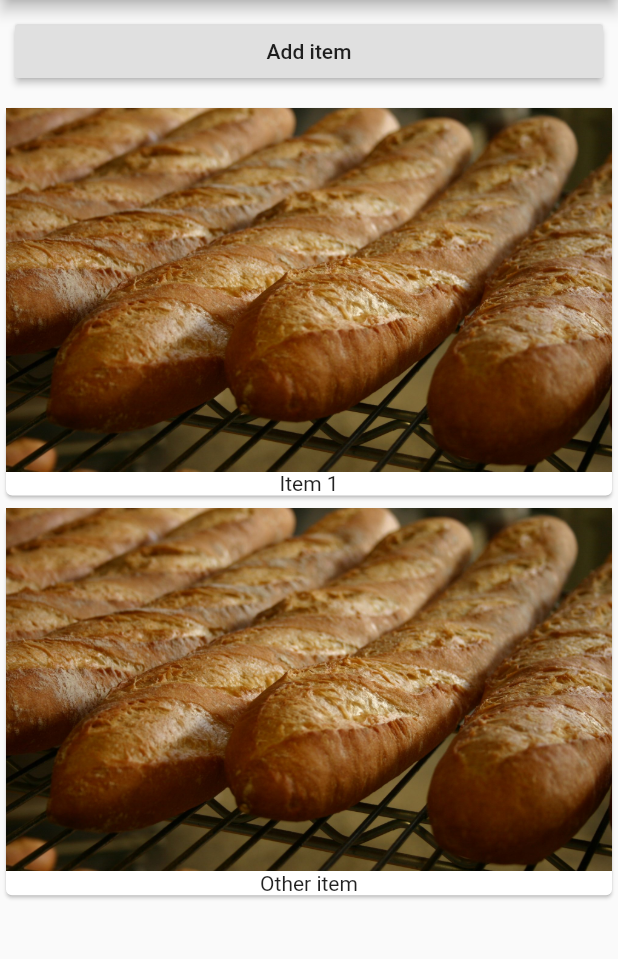
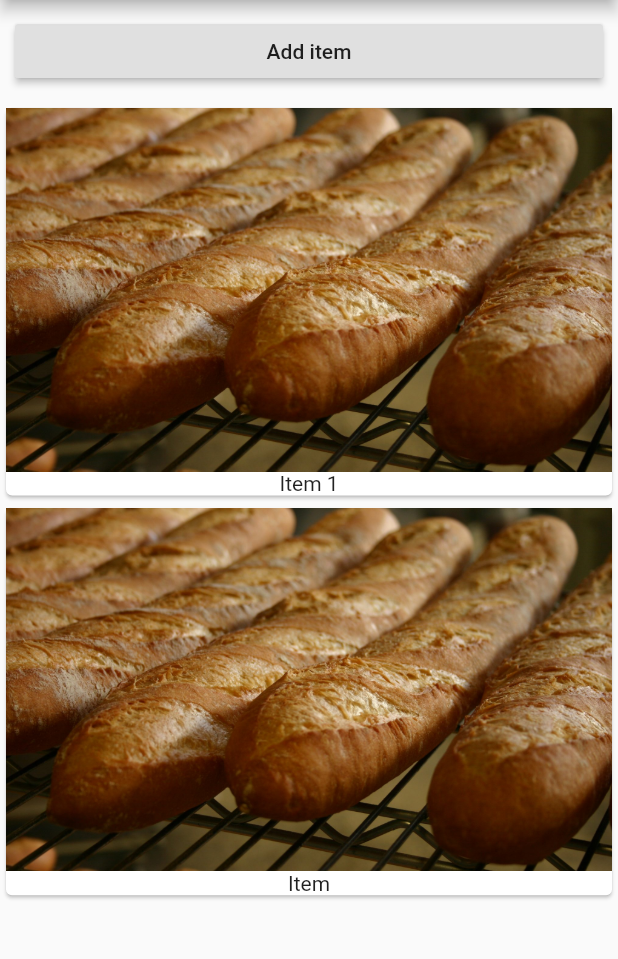
Before and after one commit to ArthurChrm/flutter_experiment, a Flutter app: the screen it shows after launch, after a tap on "Add item", on a phone screen of 412 x 824 dp, the part 84-1043 px from its top. Run offline on Flutter 3.47's test engine with Material 2 defaults, Android fonts, the phone set to English and light mode, and no system bars.

Commit message:
The button is now is another file and calls a method from items_manager

```diff
--- /dev/null
+++ b/lib/item_control.dart
@@ -0,0 +1,17 @@
+import 'package:flutter/material.dart';
+
+class ItemControl extends StatelessWidget {
+  final Function addItem;
+
+  ItemControl(this.addItem);
+
+  @override
+  Widget build(BuildContext context) {
+    return RaisedButton(
+      child: Text("Add item"),
+      onPressed: () {
+        addItem('Item');
+      },
+    );
+  }
+}
--- a/lib/items_manager.dart
+++ b/lib/items_manager.dart
@@ -1,6 +1,7 @@
 import 'package:flutter/material.dart';
 
 import './items.dart';
+import './item_control.dart';
 
 class ItemsManager extends StatefulWidget {
   @override
@@ -18,17 +19,16 @@ class _ItemsManagerState extends State<ItemsManager> {
       children: [
         Container(
           margin: EdgeInsets.all(10.0),
-          child: RaisedButton(
-            child: Text("Add item"),
-            onPressed: () {
-              setState(() {
-                _items.add('Other item');
-              });
-            },
-          ),
+          child: ItemControl(_addItem),
         ),
         Items(_items)
       ],
     );
   }
+
+  void _addItem(String item) {
+    setState(() {
+      _items.add(item);
+    });
+  }
 }
```
